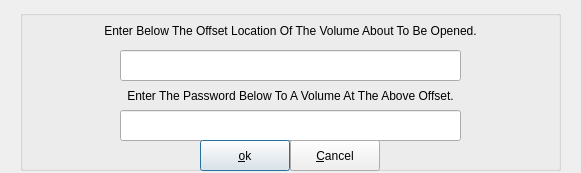
Qt form zuluMount-gui/deviceoffset.ui (mhogomchungu/zuluCrypt) before a commit.
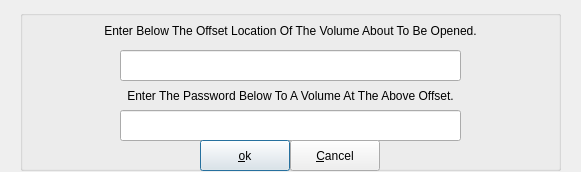
The same form after that commit.

```diff
--- a/zuluMount-gui/deviceoffset.ui
+++ b/zuluMount-gui/deviceoffset.ui
@@ -7,7 +7,7 @@
     <x>0</x>
     <y>0</y>
     <width>581</width>
-    <height>173</height>
+    <height>172</height>
    </rect>
   </property>
   <property name="windowTitle">
```
